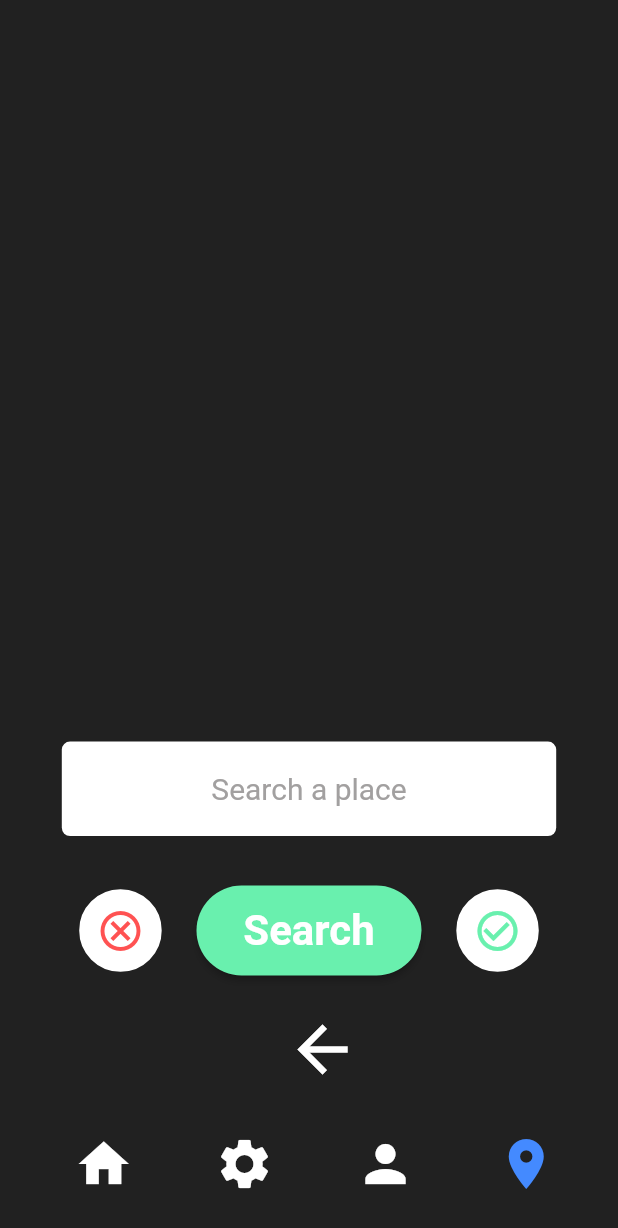
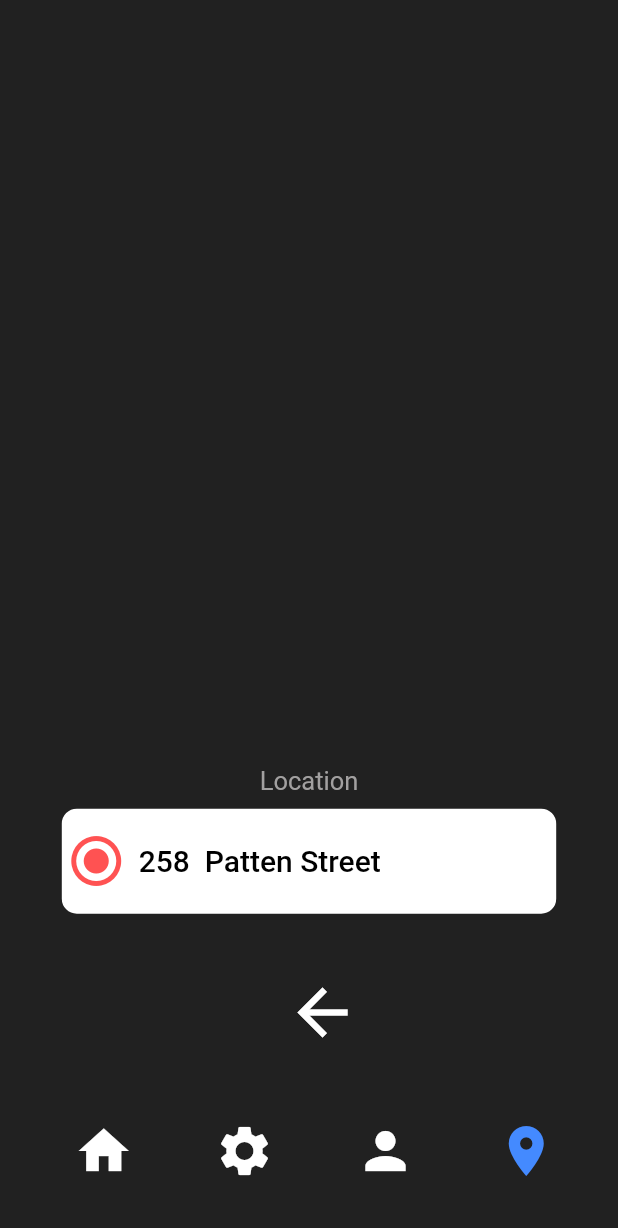
Before and after one commit to msaudali94/go_safe, a Flutter app: the screen it shows after launch, on a phone screen of 412 x 824 dp. Shown: the top 1228 px of the screen. Run offline on Flutter 3.47's test engine with Material 2 defaults, Android fonts, the phone set to English and light mode, and no system bars; our stand-ins replace dropdown_button2; missing offline and left inert: user_profile_avatar.

Commit message:
16/08 11:30 pm

```diff
--- /dev/null
+++ b/lib/livelocation.dart
@@ -0,0 +1,142 @@
+import 'package:flutter/material.dart';
+import 'package:go_safe/res/Assets.dart';
+
+
+class LiveLocation extends StatefulWidget{
+  @override
+  _LiveLocation createState() => _LiveLocation();
+}
+
+class _LiveLocation extends  State<LiveLocation> {
+
+  @override
+  Widget build(BuildContext context) {
+
+    return Scaffold(
+      body: Container(
+          height: MediaQuery.of(context).size.height,
+          width: MediaQuery.of(context).size.width,
+
+
+          child: Container(
+            padding: EdgeInsets.symmetric(horizontal: MediaQuery.of(context).size.width * 0.1),
+            color: Colors.black87,
+
+            child: Column(
+
+              children: [
+
+                SizedBox(height: MediaQuery.of(context).size.height * 0.62,),
+        Text("Location",
+          style: TextStyle(
+            color: Color(0xFFA2A0A0),
+            fontSize: 17.0,
+            fontWeight: FontWeight.w400,
+          ),),
+
+        SizedBox(height: MediaQuery.of(context).size.height * 0.01,),
+
+        Container(
+          alignment: Alignment.centerLeft,
+          height: 70,
+          width: 400,
+          decoration: BoxDecoration(
+              color: Colors.white,
+              border: Border.all(
+                color: Colors.white,
+                width: 3,
+              ),
+              borderRadius: BorderRadius.all(Radius.circular(10))
+          ),
+          child:Row(mainAxisAlignment: MainAxisAlignment.start,
+
+            children: [
+
+              Icon(Icons.radio_button_checked,
+              color:Colors.redAccent,
+              size:40,
+              ),
+
+              SizedBox(width: MediaQuery.of(context).size.width * 0.02,),
+
+              Text("258  Patten Street",
+                textAlign: TextAlign.center,
+                style: TextStyle(
+                  color: Colors.black,
+                  fontSize: 20.0,
+                  fontWeight: FontWeight.w500,
+                ),
+
+              ),
+
+            ],
+          ),
+        ),
+
+
+                SizedBox(height: MediaQuery.of(context).size.height*0.04,),
+
+                IconButton(onPressed: (){},
+
+                  icon: Icon(Icons.arrow_back,
+                    color: Colors.white,
+                    size: 50,
+                  ),),
+
+
+                SizedBox(height: MediaQuery.of(context).size.height * 0.06,),
+
+
+                Row(
+                  mainAxisAlignment: MainAxisAlignment.spaceBetween,
+                  children: [
+
+                    IconButton(onPressed: (){},
+
+                      icon: Icon(Icons.home,
+                        color: Colors.white,
+                        size: 40,
+                      ),),
+
+
+                    IconButton(onPressed: (){},
+
+                      icon: Icon(Icons.settings,
+                        color: Colors.white,
+                        size: 40,
+                      ),),
+
+
+                    IconButton(onPressed: (){},
+
+                      icon: Icon(Icons.person,
+                        color: Colors.white,
+                        size: 40,
+                      ),),
+
+
+                    IconButton(onPressed: (){},
+
+                      icon: Icon(Icons.location_on_sharp,
+                        color: Colors.blueAccent,
+                        size: 40,
+                      ),),
+
+                  ],
+                ),
+
+
+
+
+
+
+              ],
+            ),
+
+          )
+
+      ),
+
+    );
+  }
+}
--- a/lib/main.dart
+++ b/lib/main.dart
@@ -21,8 +21,8 @@ import 'profileguardian.dart';
 import 'homeguardian.dart';
 import 'emergency.dart';
 import 'batterystatus.dart';
-
-
+import 'ridedetails.dart';
+import 'livelocation.dart';
 
 void main() {
   runApp(const MyApp());
@@ -36,7 +36,7 @@ class MyApp extends StatelessWidget {
   Widget build(BuildContext context) {
     return MaterialApp(
       title:"Go Safe",
-      home: SafeMark()
+      home: LiveLocation()
       );
   }
 }
```
Also changed, not shown: lib/ridedetails.dart (added, +127 -0 lines).
